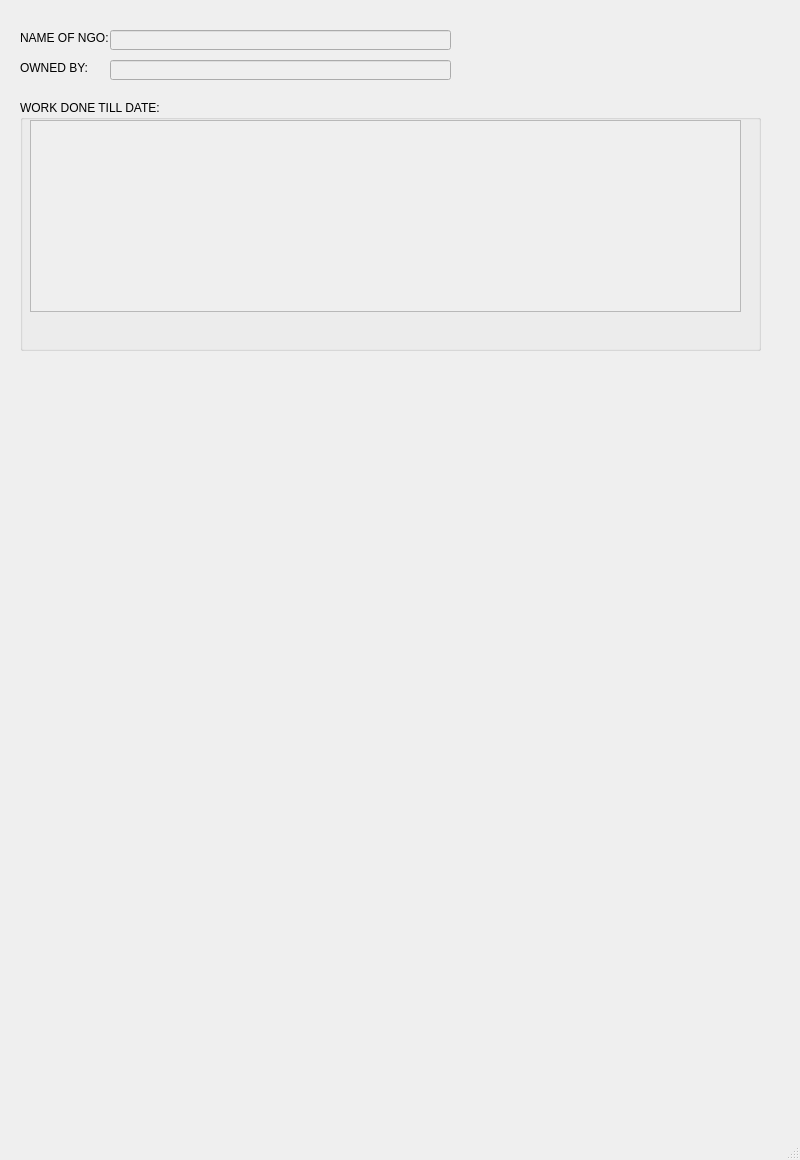
msaadg/NGOConnect, file NGODetails.ui: the form before one commit.
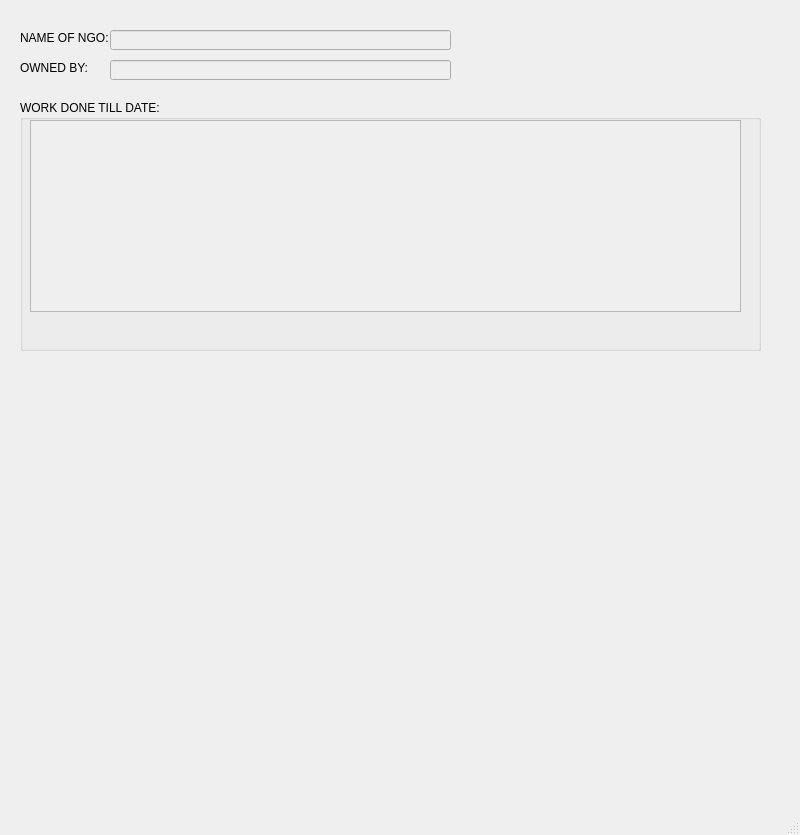
The form after the commit.

Commit message: password hidden in each screen

What changed in the file:
```diff
--- a/NGODetails.ui
+++ b/NGODetails.ui
@@ -7,7 +7,7 @@
     <x>0</x>
     <y>0</y>
     <width>800</width>
-    <height>1160</height>
+    <height>835</height>
    </rect>
   </property>
   <property name="windowTitle">
```
Left out of the diff: 2 changed lines with no effect on the pictures. The commit also changes 5 other files.
